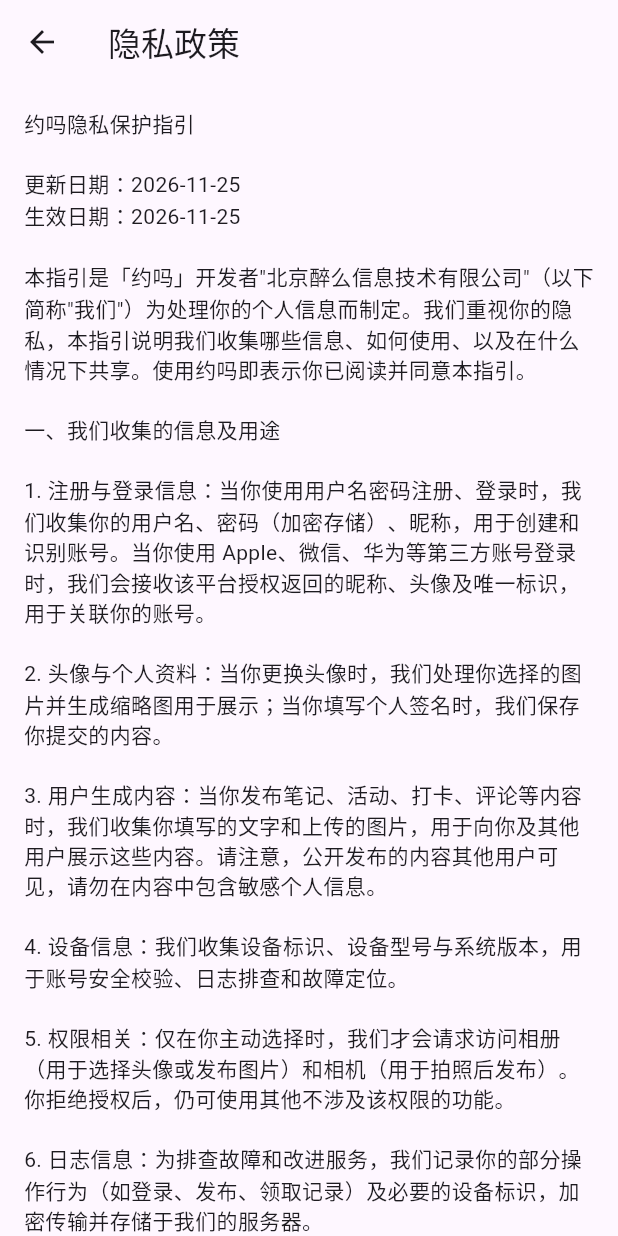
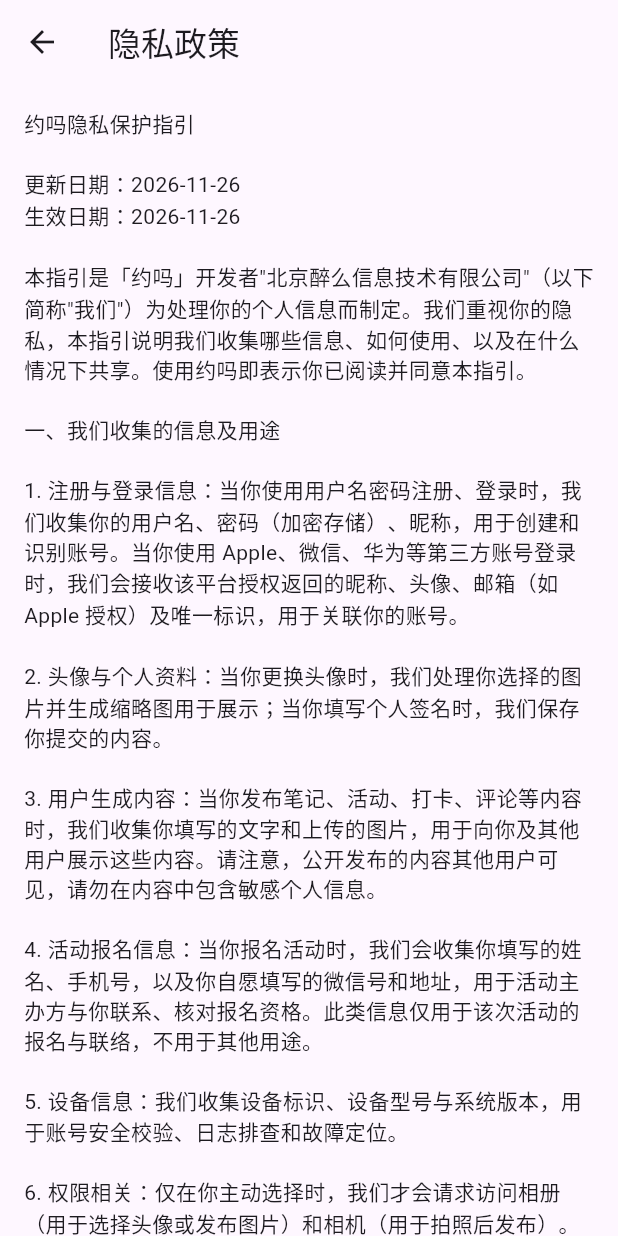
Before and after one commit to zhongdaiqi/yuema, a Flutter app: the PrivacyPolicyScreen screen opened directly, on a phone screen of 412 x 824 dp. Run offline on Flutter 3.47's test engine with Material 3 defaults, Android fonts, the phone set to English and light mode, and no system bars; our stand-ins replace carousel_slider, device_info_plus, image_picker, shared_preferences, sign_in_with_apple, webview_flutter; accounts and stored records are empty; network calls fail.

Commit message:
fix: 长昵称省略显示，避免详情页关注/举报按钮被挤出屏幕；隐私政策更新至 2026-11-26
- note_detail / personal_note_detail：昵称改 Expanded + ellipsis，右侧按钮固定
- 隐私政策：补充活动报名信息、Apple 邮箱、崩溃日志说明，修正注销路径

```diff
--- a/lib/screens/privacy_policy_screen.dart
+++ b/lib/screens/privacy_policy_screen.dart
@@ -15,26 +15,28 @@ class PrivacyPolicyScreen extends StatelessWidget {
           r'''
 约吗隐私保护指引
 
-更新日期：2026-11-25
-生效日期：2026-11-25
+更新日期：2026-11-26
+生效日期：2026-11-26
 
 本指引是「约吗」开发者"北京醉么信息技术有限公司"（以下简称"我们"）为处理你的个人信息而制定。我们重视你的隐私，本指引说明我们收集哪些信息、如何使用、以及在什么情况下共享。使用约吗即表示你已阅读并同意本指引。
 
 一、我们收集的信息及用途
 
-1. 注册与登录信息：当你使用用户名密码注册、登录时，我们收集你的用户名、密码（加密存储）、昵称，用于创建和识别账号。当你使用 Apple、微信、华为等第三方账号登录时，我们会接收该平台授权返回的昵称、头像及唯一标识，用于关联你的账号。
+1. 注册与登录信息：当你使用用户名密码注册、登录时，我们收集你的用户名、密码（加密存储）、昵称，用于创建和识别账号。当你使用 Apple、微信、华为等第三方账号登录时，我们会接收该平台授权返回的昵称、头像、邮箱（如 Apple 授权）及唯一标识，用于关联你的账号。
 
 2. 头像与个人资料：当你更换头像时，我们处理你选择的图片并生成缩略图用于展示；当你填写个人签名时，我们保存你提交的内容。
 
 3. 用户生成内容：当你发布笔记、活动、打卡、评论等内容时，我们收集你填写的文字和上传的图片，用于向你及其他用户展示这些内容。请注意，公开发布的内容其他用户可见，请勿在内容中包含敏感个人信息。
 
-4. 设备信息：我们收集设备标识、设备型号与系统版本，用于账号安全校验、日志排查和故障定位。
+4. 活动报名信息：当你报名活动时，我们会收集你填写的姓名、手机号，以及你自愿填写的微信号和地址，用于活动主办方与你联系、核对报名资格。此类信息仅用于该次活动的报名与联络，不用于其他用途。
 
-5. 权限相关：仅在你主动选择时，我们才会请求访问相册（用于选择头像或发布图片）和相机（用于拍照后发布）。你拒绝授权后，仍可使用其他不涉及该权限的功能。
+5. 设备信息：我们收集设备标识、设备型号与系统版本，用于账号安全校验、日志排查和故障定位。
 
-6. 日志信息：为排查故障和改进服务，我们记录你的部分操作行为（如登录、发布、领取记录）及必要的设备标识，加密传输并存储于我们的服务器。
+6. 权限相关：仅在你主动选择时，我们才会请求访问相册（用于选择头像或发布图片）和相机（用于拍照后发布）。你拒绝授权后，仍可使用其他不涉及该权限的功能。
 
-我们不会收集你的通讯录、短信、通话记录、精确地理位置等与上述功能无关的信息。
+7. 日志与诊断信息：为排查故障和改进服务，我们记录你的部分操作行为（如启动、页面访问、按钮点击、登录、发布、报名等）及必要的设备标识、用户 ID；发生崩溃时记录异常与堆栈信息。上述信息加密传输并存储于我们的服务器，仅用于故障定位与服务改进。
+
+我们不会收集你的通讯录、短信、通话记录、精确地理位置、健康与健身、财务信息、生物特征等与上述功能无关的信息。
 
 二、第三方 SDK 说明
 
@@ -53,7 +55,7 @@ class PrivacyPolicyScreen extends StatelessWidget {
 关于你的个人信息，你可以通过以下方式行使查阅、复制、更正、删除等法定权利：
 
 1. 在 App 内查看和编辑你的昵称、头像、签名等资料。
-2. 在 App 内「我的 - 设置 - 注销账号」发起账号注销，我们将按本指引第八节处理。
+2. 在 App 内「我的 - 右上角菜单 - 注销账号」发起账号注销，我们将按本指引第八节处理。
 3. 如需其他协助，可通过邮箱 info@zuime.com 联系我们，我们会在合理期限内回复。
 
 四、信息的存储
@@ -74,7 +76,7 @@ class PrivacyPolicyScreen extends StatelessWidget {
 
 八、账号注销规则
 
-你可以在 App 内「我的 - 设置 - 注销账号」自助发起注销。提交后我们会在核验通过后删除或匿名化你的账号及关联的用户生成内容，并撤销第三方登录授权。注销不可撤销，请谨慎操作。如你无法在 App 内完成注销，也可发送申请到 info@zuime.com，我们收到后会审核并处理。
+你可以在 App 内「我的 - 右上角菜单 - 注销账号」自助发起注销。提交后我们会在核验通过后删除或匿名化你的账号及关联的用户生成内容，并撤销第三方登录授权。注销不可撤销，请谨慎操作。如你无法在 App 内完成注销，也可发送申请到 info@zuime.com，我们收到后会审核并处理。
 
 九、投诉与联系
 
```
Also changed, not shown: lib/screens/note_detail_screen.dart (+10 -6 lines), lib/screens/personal_note_detail_screen.dart (+7 -3 lines).
